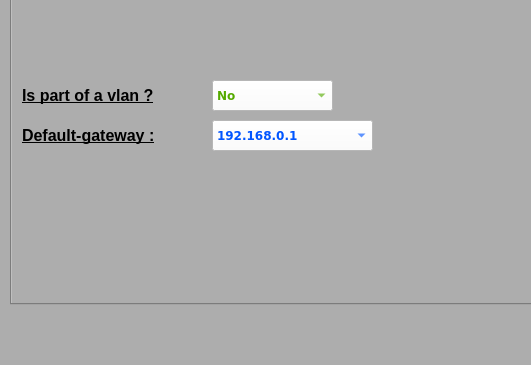
Before: the Qt Designer form code/main.ui in momo007Dev/TFE-Networking_toolkit, drawn with Qt 5; both pictures show x 0 to 531 and y 335 to 700 of the 900 by 700 pixel window.
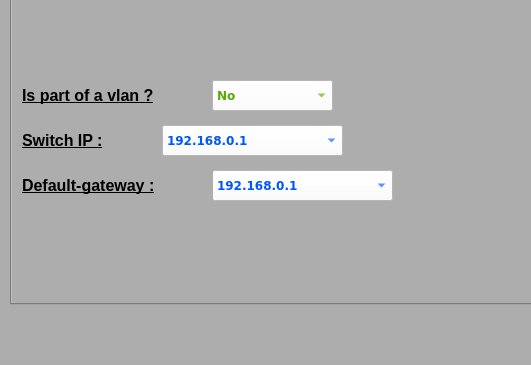
After: the same form once the commit is applied. The open tabs and pages were chosen to show the change. Icons and pictures are not drawn.

Commit message: Switchs L2 presque fini, reste a gerer le cas "trunk native vlan ...".

```diff
--- a/code/main.ui
+++ b/code/main.ui
@@ -5803,27 +5803,6 @@
            </property>
           </item>
          </widget>
-         <widget class="QLabel" name="E_p2_2_s2_gateway_label">
-          <property name="geometry">
-           <rect>
-            <x>10</x>
-            <y>310</y>
-            <width>191</width>
-            <height>31</height>
-           </rect>
-          </property>
-          <property name="font">
-           <font>
-            <pointsize>12</pointsize>
-            <weight>75</weight>
-            <bold>true</bold>
-            <underline>true</underline>
-           </font>
-          </property>
-          <property name="text">
-           <string>Default-gateway :</string>
-          </property>
-         </widget>
          <widget class="QLabel" name="E_p2_2_s2_isVlan_label">
           <property name="geometry">
            <rect>
@@ -5845,35 +5824,6 @@
            <string>Is part of a vlan ?</string>
           </property>
          </widget>
-         <widget class="QComboBox" name="E_p2_2_s2_gateway_combo">
-          <property name="geometry">
-           <rect>
-            <x>200</x>
-            <y>310</y>
-            <width>161</width>
-            <height>31</height>
-           </rect>
-          </property>
-          <property name="font">
-           <font>
-            <family>Verdana</family>
-            <pointsize>9</pointsize>
-            <weight>75</weight>
-            <bold>true</bold>
-           </font>
-          </property>
-          <property name="styleSheet">
-           <string notr="true">color: rgb(0, 85, 255);
-background-color: rgb(255, 255, 255);
-selection-background-color: rgb(204,255,255);
-selection-color: rgb(0, 85, 255);</string>
-          </property>
-          <item>
-           <property name="text">
-            <string>192.168.0.1</string>
-           </property>
-          </item>
-         </widget>
          <widget class="QComboBox" name="E_p2_2_s2_isVlan_combo">
           <property name="geometry">
            <rect>
@@ -5908,6 +5858,106 @@
            </property>
           </item>
          </widget>
+         <widget class="QComboBox" name="E_p2_2_s2_gateway_combo">
+          <property name="geometry">
+           <rect>
+            <x>200</x>
+            <y>360</y>
+            <width>181</width>
+            <height>31</height>
+           </rect>
+          </property>
+          <property name="font">
+           <font>
+            <family>Verdana</family>
+            <pointsize>9</pointsize>
+            <weight>75</weight>
+            <bold>true</bold>
+           </font>
+          </property>
+          <property name="styleSheet">
+           <string notr="true">color: rgb(0, 85, 255);
+background-color: rgb(255, 255, 255);
+selection-background-color: rgb(204,255,255);
+selection-color: rgb(0, 85, 255);</string>
+          </property>
+          <item>
+           <property name="text">
+            <string>192.168.0.1</string>
+           </property>
+          </item>
+         </widget>
+         <widget class="QLabel" name="E_p2_2_s2_ip_label">
+          <property name="geometry">
+           <rect>
+            <x>10</x>
+            <y>315</y>
+            <width>121</width>
+            <height>31</height>
+           </rect>
+          </property>
+          <property name="font">
+           <font>
+            <pointsize>12</pointsize>
+            <weight>75</weight>
+            <bold>true</bold>
+            <underline>true</underline>
+           </font>
+          </property>
+          <property name="text">
+           <string>Switch IP :</string>
+          </property>
+         </widget>
+         <widget class="QLabel" name="E_p2_2_s2_gateway_label">
+          <property name="geometry">
+           <rect>
+            <x>10</x>
+            <y>360</y>
+            <width>191</width>
+            <height>31</height>
+           </rect>
+          </property>
+          <property name="font">
+           <font>
+            <pointsize>12</pointsize>
+            <weight>75</weight>
+            <bold>true</bold>
+            <underline>true</underline>
+           </font>
+          </property>
+          <property name="text">
+           <string>Default-gateway :</string>
+          </property>
+         </widget>
+         <widget class="QComboBox" name="E_p2_2_s2_ip_combo">
+          <property name="geometry">
+           <rect>
+            <x>150</x>
+            <y>315</y>
+            <width>181</width>
+            <height>31</height>
+           </rect>
+          </property>
+          <property name="font">
+           <font>
+            <family>Verdana</family>
+            <pointsize>9</pointsize>
+            <weight>75</weight>
+            <bold>true</bold>
+           </font>
+          </property>
+          <property name="styleSheet">
+           <string notr="true">color: rgb(0, 85, 255);
+background-color: rgb(255, 255, 255);
+selection-background-color: rgb(204,255,255);
+selection-color: rgb(0, 85, 255);</string>
+          </property>
+          <item>
+           <property name="text">
+            <string>192.168.0.1</string>
+           </property>
+          </item>
+         </widget>
         </widget>
         <widget class="QWidget" name="s3">
          <attribute name="title">
```
Left out of the diff: 110 changed lines with no effect on the pictures. The commit also changes 3 other files.
